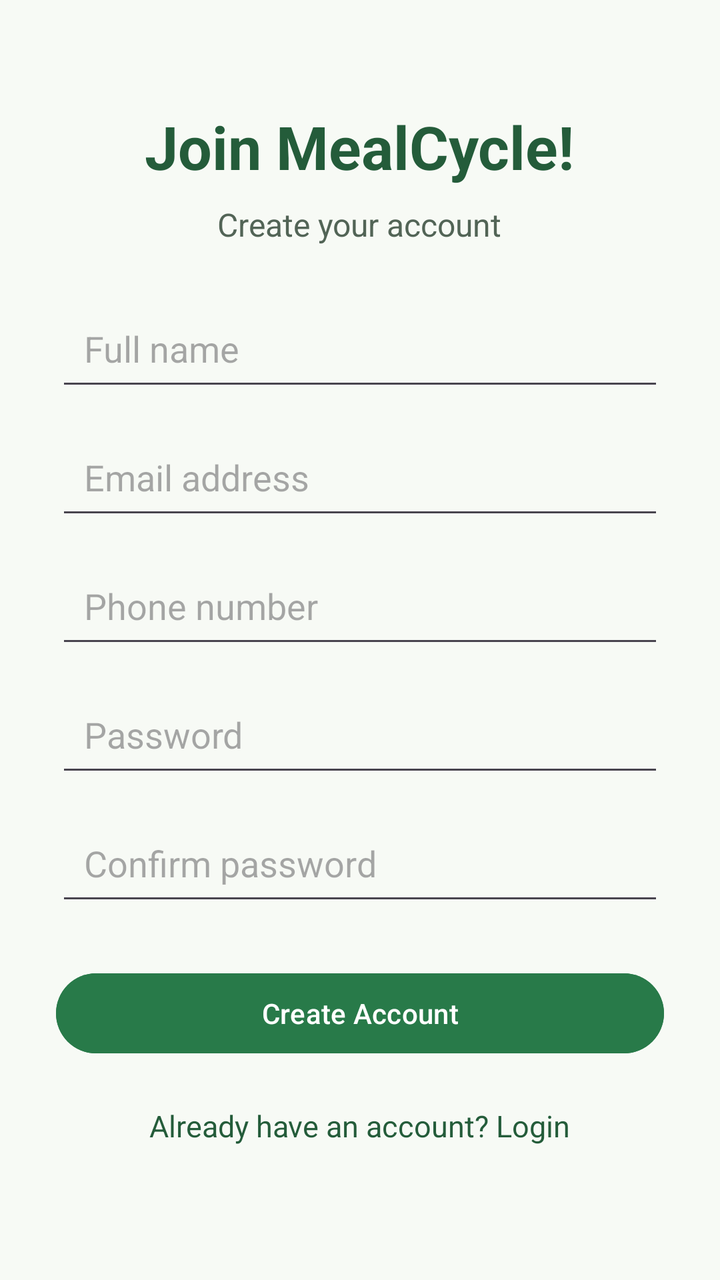
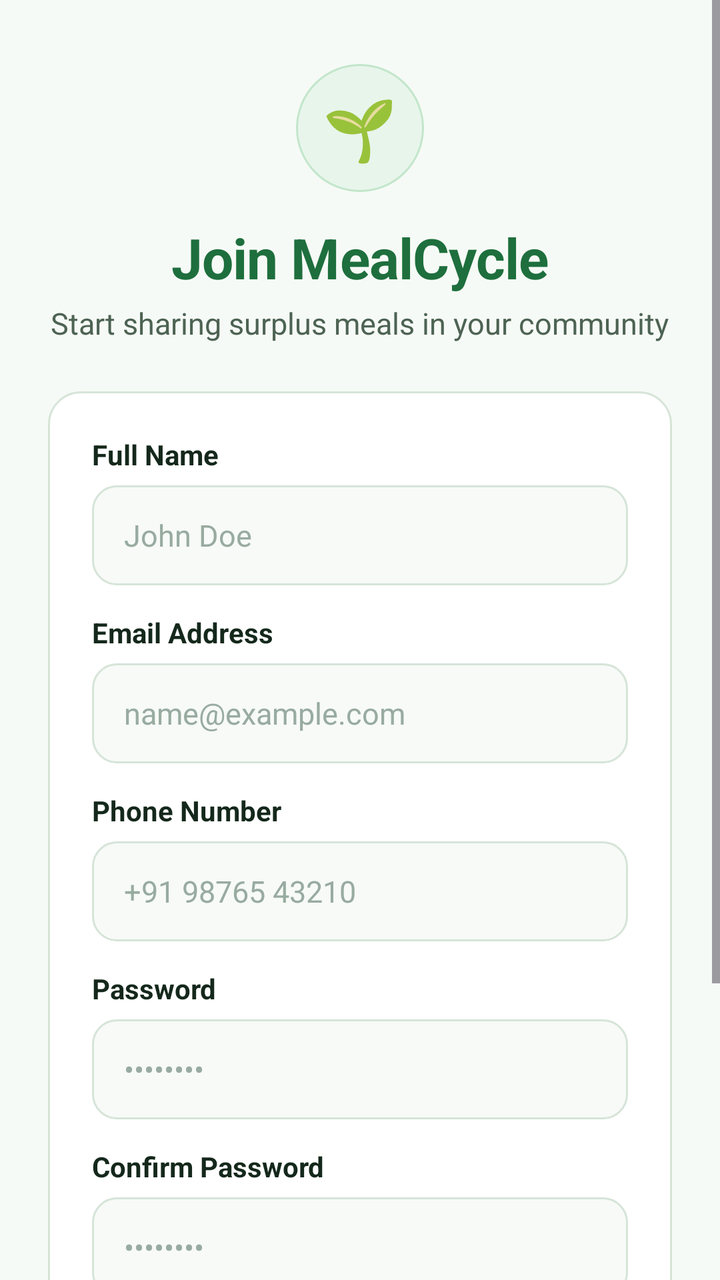

Two renders of the same Android screen: before a commit and after it. Below are the layout's source before the change and the commit's diff.
<!-- AndroidManifest.xml: application theme Theme.MealCycle -->
<!-- res/layout/activity_register.xml -->
<?xml version="1.0" encoding="utf-8"?>
<ScrollView
    xmlns:android="http://schemas.android.com/apk/res/android"
    android:layout_width="match_parent"
    android:layout_height="match_parent"
    android:fillViewport="true"
    android:background="#F7FAF5">

    <LinearLayout
        android:layout_width="match_parent"
        android:layout_height="wrap_content"
        android:orientation="vertical"
        android:padding="28dp"
        android:gravity="center_horizontal">

        <TextView
            android:layout_width="wrap_content"
            android:layout_height="wrap_content"
            android:text="Join MealCycle!"
            android:textSize="30sp"
            android:textStyle="bold"
            android:textColor="#245C3A"
            android:layout_marginTop="25dp"/>

        <TextView
            android:layout_width="wrap_content"
            android:layout_height="wrap_content"
            android:text="Create your account"
            android:textSize="16sp"
            android:textColor="#526456"
            android:layout_marginTop="8dp"
            android:layout_marginBottom="25dp"/>

        <EditText
            android:id="@+id/etName"
            android:layout_width="match_parent"
            android:layout_height="wrap_content"
            android:hint="Full name"
            android:inputType="textPersonName"
            android:padding="14dp"/>

        <EditText
            android:id="@+id/etEmail"
            android:layout_width="match_parent"
            android:layout_height="wrap_content"
            android:hint="Email address"
            android:inputType="textEmailAddress"
            android:padding="14dp"
            android:layout_marginTop="12dp"/>

        <EditText
            android:id="@+id/etPhone"
            android:layout_width="match_parent"
            android:layout_height="wrap_content"
            android:hint="Phone number"
            android:inputType="phone"
            android:padding="14dp"
            android:layout_marginTop="12dp"/>

        <EditText
            android:id="@+id/etPassword"
            android:layout_width="match_parent"
            android:layout_height="wrap_content"
            android:hint="Password"
            android:inputType="textPassword"
            android:padding="14dp"
            android:layout_marginTop="12dp"/>

        <EditText
            android:id="@+id/etConfirmPassword"
            android:layout_width="match_parent"
            android:layout_height="wrap_content"
            android:hint="Confirm password"
            android:inputType="textPassword"
            android:padding="14dp"
            android:layout_marginTop="12dp"/>

        <Button
            android:id="@+id/btnRegister"
            android:layout_width="match_parent"
            android:layout_height="wrap_content"
            android:text="Create Account"
            android:textAllCaps="false"
            android:textColor="#FFFFFF"
            android:backgroundTint="#287A49"
            android:layout_marginTop="25dp"/>

        <TextView
            android:id="@+id/tvLogin"
            android:layout_width="wrap_content"
            android:layout_height="wrap_content"
            android:text="Already have an account? Login"
            android:textSize="15sp"
            android:textColor="#245C3A"
            android:layout_marginTop="22dp"
            android:layout_marginBottom="20dp"
            android:clickable="true"
            android:focusable="true"/>

    </LinearLayout>

</ScrollView>
<!-- resources referenced by this layout -->
<resources>
  <style name="Theme.MealCycle" parent="Base.Theme.MealCycle" />
  <style name="Base.Theme.MealCycle" parent="Theme.Material3.DayNight.NoActionBar">
          
          
      </style>
</resources>

<!-- the commit's change to res/layout/activity_register.xml (unified diff, before → after) -->
@@ -1,101 +1,200 @@
 <?xml version="1.0" encoding="utf-8"?>
 <ScrollView
     xmlns:android="http://schemas.android.com/apk/res/android"
+    xmlns:app="http://schemas.android.com/apk/res-auto"
     android:layout_width="match_parent"
     android:layout_height="match_parent"
     android:fillViewport="true"
-    android:background="#F7FAF5">
+    android:background="@color/bg_main">
 
     <LinearLayout
         android:layout_width="match_parent"
         android:layout_height="wrap_content"
         android:orientation="vertical"
-        android:padding="28dp"
+        android:paddingHorizontal="24dp"
+        android:paddingVertical="32dp"
         android:gravity="center_horizontal">
+
+        
+        <FrameLayout
+            android:layout_width="64dp"
+            android:layout_height="64dp"
+            android:background="@drawable/bg_circle_primary"
+            android:layout_marginBottom="14dp">
+
+            <TextView
+                android:layout_width="wrap_content"
+                android:layout_height="wrap_content"
+                android:layout_gravity="center"
+                android:text="🌱"
+                android:textSize="30sp" />
+        </FrameLayout>
 
         <TextView
             android:layout_width="wrap_content"
             android:layout_height="wrap_content"
-            android:text="Join MealCycle!"
-            android:textSize="30sp"
+            android:text="Join MealCycle"
+            android:textSize="28sp"
             android:textStyle="bold"
-            android:textColor="#245C3A"
-            android:layout_marginTop="25dp"/>
+            android:textColor="@color/primary"
+            android:letterSpacing="-0.01" />
 
         <TextView
             android:layout_width="wrap_content"
             android:layout_height="wrap_content"
-            android:text="Create your account"
-            android:textSize="16sp"
-            android:textColor="#526456"
-            android:layout_marginTop="8dp"
-            android:layout_marginBottom="25dp"/>
-
-        <EditText
-            android:id="@+id/etName"
+            android:text="Start sharing surplus meals in your community"
+            android:textSize="15sp"
+            android:textColor="@color/text_secondary"
+            android:layout_marginTop="4dp"
+            android:layout_marginBottom="24dp" />
+
+        
+        <LinearLayout
             android:layout_width="match_parent"
             android:layout_height="wrap_content"
-            android:hint="Full name"
-            android:inputType="textPersonName"
-            android:padding="14dp"/>
-
-        <EditText
-            android:id="@+id/etEmail"
-            android:layout_width="match_parent"
-            android:layout_height="wrap_content"
-            android:hint="Email address"
-            android:inputType="textEmailAddress"
-            android:padding="14dp"
-            android:layout_marginTop="12dp"/>
-
-        <EditText
-            android:id="@+id/etPhone"
-            android:layout_width="match_parent"
-            android:layout_height="wrap_content"
-            android:hint="Phone number"
-            android:inputType="phone"
-            android:padding="14dp"
-            android:layout_marginTop="12dp"/>
-
-        <EditText
-            android:id="@+id/etPassword"
-            android:layout_width="match_parent"
-            android:layout_height="wrap_content"
-            android:hint="Password"
-            android:inputType="textPassword"
-            android:padding="14dp"
-            android:layout_marginTop="12dp"/>
-
-        <EditText
-            android:id="@+id/etConfirmPassword"
-            android:layout_width="match_parent"
-            android:layout_height="wrap_content"
-            android:hint="Confirm password"
-            android:inputType="textPassword"
-            android:padding="14dp"
-            android:layout_marginTop="12dp"/>
-
-        <Button
-            android:id="@+id/btnRegister"
-            android:layout_width="match_parent"
-            android:layout_height="wrap_content"
-            android:text="Create Account"
-            android:textAllCaps="false"
-            android:textColor="#FFFFFF"
-            android:backgroundTint="#287A49"
-            android:layout_marginTop="25dp"/>
-
+            android:orientation="vertical"
+            android:background="@drawable/bg_card_white"
+            android:padding="22dp">
+
+            <TextView
+                android:layout_width="wrap_content"
+                android:layout_height="wrap_content"
+                android:text="Full Name"
+                android:textColor="@color/text_primary"
+                android:textStyle="bold"
+                android:textSize="14sp"
+                android:layout_marginBottom="6dp" />
+
+            <EditText
+                android:id="@+id/etName"
+                android:layout_width="match_parent"
+                android:layout_height="50dp"
+                android:background="@drawable/bg_input_field"
+                android:hint="John Doe"
+                android:textColorHint="@color/text_hint"
+                android:textColor="@color/text_primary"
+                android:inputType="textPersonName"
+                android:paddingHorizontal="16dp"
+                android:textSize="15sp" />
+
+            <TextView
+                android:layout_width="wrap_content"
+                android:layout_height="wrap_content"
+                android:text="Email Address"
+                android:textColor="@color/text_primary"
+                android:textStyle="bold"
+                android:textSize="14sp"
+                android:layout_marginTop="14dp"
+                android:layout_marginBottom="6dp" />
+
+            <EditText
+                android:id="@+id/etEmail"
+                android:layout_width="match_parent"
+                android:layout_height="50dp"
+                android:background="@drawable/bg_input_field"
+                android:hint="name@example.com"
+                android:textColorHint="@color/text_hint"
+                android:textColor="@color/text_primary"
+                android:inputType="textEmailAddress"
+                android:paddingHorizontal="16dp"
+                android:textSize="15sp" />
+
+            <TextView
+                android:layout_width="wrap_content"
+                android:layout_height="wrap_content"
+                android:text="Phone Number"
+                android:textColor="@color/text_primary"
+                android:textStyle="bold"
+                android:textSize="14sp"
+                android:layout_marginTop="14dp"
+                android:layout_marginBottom="6dp" />
+
+            <EditText
+                android:id="@+id/etPhone"
+                android:layout_width="match_parent"
+                android:layout_height="50dp"
+                android:background="@drawable/bg_input_field"
+                android:hint="+91 98765 43210"
+                android:textColorHint="@color/text_hint"
+                android:textColor="@color/text_primary"
+                android:inputType="phone"
+                android:paddingHorizontal="16dp"
+                android:textSize="15sp" />
+
+            <TextView
+                android:layout_width="wrap_content"
+                android:layout_height="wrap_content"
+                android:text="Password"
+                android:textColor="@color/text_primary"
+                android:textStyle="bold"
+                android:textSize="14sp"
+                android:layout_marginTop="14dp"
+                android:layout_marginBottom="6dp" />
+
+            <EditText
+                android:id="@+id/etPassword"
+                android:layout_width="match_parent"
+                android:layout_height="50dp"
+                android:background="@drawable/bg_input_field"
+                android:hint="••••••••"
+                android:textColorHint="@color/text_hint"
+                android:textColor="@color/text_primary"
+                android:inputType="textPassword"
+                android:paddingHorizontal="16dp"
+                android:textSize="15sp" />
+
+            <TextView
+                android:layout_width="wrap_content"
+                android:layout_height="wrap_content"
+                android:text="Confirm Password"
+                android:textColor="@color/text_primary"
+                android:textStyle="bold"
+                android:textSize="14sp"
+                android:layout_marginTop="14dp"
+                android:layout_marginBottom="6dp" />
+
+            <EditText
+                android:id="@+id/etConfirmPassword"
+                android:layout_width="match_parent"
+                android:layout_height="50dp"
+                android:background="@drawable/bg_input_field"
+                android:hint="••••••••"
+                android:textColorHint="@color/text_hint"
+                android:textColor="@color/text_primary"
+                android:inputType="textPassword"
+                android:paddingHorizontal="16dp"
+                android:textSize="15sp" />
+
+            
+            <com.google.android.material.button.MaterialButton
+                android:id="@+id/btnRegister"
+                android:layout_width="match_parent"
+                android:layout_height="52dp"
+                android:text="Create Account"
+                android:textAllCaps="false"
+                android:textSize="16sp"
+                android:textStyle="bold"
+                android:backgroundTint="@color/primary"
+                android:textColor="@color/white"
+                android:layout_marginTop="22dp"
+                app:cornerRadius="14dp"
+                app:elevation="1dp" />
+
+        </LinearLayout>
+
+        
         <TextView
             android:id="@+id/tvLogin"
             android:layout_width="wrap_content"
             android:layout_height="wrap_content"
             android:text="Already have an account? Login"
             android:textSize="15sp"
-            android:textColor="#245C3A"
-            android:layout_marginTop="22dp"
-            android:layout_marginBottom="20dp"
+            android:textColor="@color/primary"
+            android:textStyle="bold"
+            android:layout_marginTop="20dp"
+            android:padding="8dp"
             android:clickable="true"
-            android:focusable="true"/>
+            android:focusable="true" />
 
     </LinearLayout>
 
<!-- resource entries referenced after the edit -->
@@ -1,9 +1,70 @@
 <!-- resources referenced by this layout -->
 <resources>
+  <color name="bg_main">#F6FAF6</color>
+  <color name="primary">#1E6F3D</color>
+  <color name="text_hint">#98ABA0</color>
+  <color name="text_primary">#14281B</color>
+  <color name="text_secondary">#4D6353</color>
+  <color name="white">#FFFFFFFF</color>
+  <!-- drawable bg_card_white (drawable) -->
+  <?xml version="1.0" encoding="utf-8"?>
+  <shape xmlns:android="http://schemas.android.com/apk/res/android"
+      android:shape="rectangle">
+      <solid android:color="@color/surface_card" />
+      <corners android:radius="16dp" />
+      <stroke
+          android:width="1dp"
+          android:color="@color/border_light" />
+  </shape>
+  <!-- drawable bg_circle_primary (drawable) -->
+  <?xml version="1.0" encoding="utf-8"?>
+  <shape xmlns:android="http://schemas.android.com/apk/res/android"
+      android:shape="oval">
+      <solid android:color="@color/primary_tint" />
+      <stroke
+          android:width="1dp"
+          android:color="@color/primary_tint_border" />
+  </shape>
+  <!-- drawable bg_input_field (drawable) -->
+  <?xml version="1.0" encoding="utf-8"?>
+  <selector xmlns:android="http://schemas.android.com/apk/res/android">
+      <item android:state_focused="true">
+          <shape android:shape="rectangle">
+              <solid android:color="@color/surface_card" />
+              <corners android:radius="12dp" />
+              <stroke
+                  android:width="2dp"
+                  android:color="@color/primary" />
+          </shape>
+      </item>
+      <item>
+          <shape android:shape="rectangle">
+              <solid android:color="#F7FAF7" />
+              <corners android:radius="12dp" />
+              <stroke
+                  android:width="1dp"
+                  android:color="@color/border_light" />
+          </shape>
+      </item>
+  </selector>
   <style name="Theme.MealCycle" parent="Base.Theme.MealCycle" />
+  <color name="surface_card">#FFFFFF</color>
+  <color name="border_light">#D6E4D8</color>
+  <color name="primary_tint">#E8F5EB</color>
+  <color name="primary_tint_border">#C3E6CB</color>
   <style name="Base.Theme.MealCycle" parent="Theme.Material3.DayNight.NoActionBar">
           
-          
+          <item name="colorPrimary">@color/primary</item>
+          <item name="colorPrimaryVariant">@color/primary_dark</item>
+          <item name="colorOnPrimary">@color/text_on_primary</item>
+          <item name="colorSecondary">@color/secondary</item>
+          <item name="colorSurface">@color/surface_card</item>
+          <item name="android:windowBackground">@color/bg_main</item>
+          <item name="android:statusBarColor">@color/bg_main</item>
+          <item name="android:windowLightStatusBar">true</item>
       </style>
+  <color name="primary_dark">#134E2A</color>
+  <color name="text_on_primary">#FFFFFF</color>
+  <color name="secondary">#E67E22</color>
 </resources>
 
